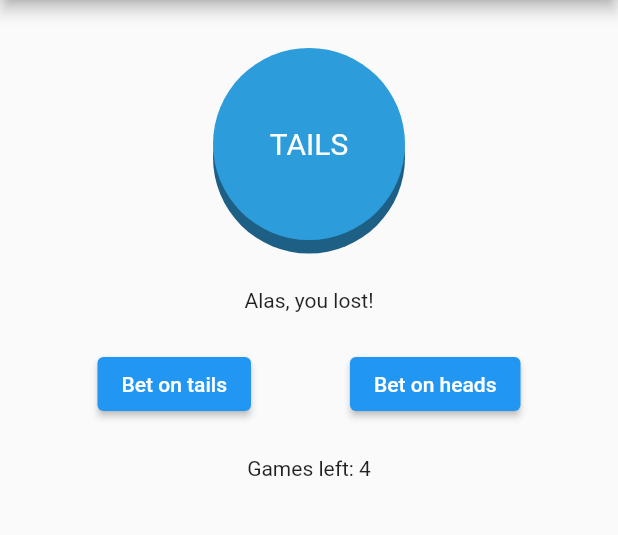
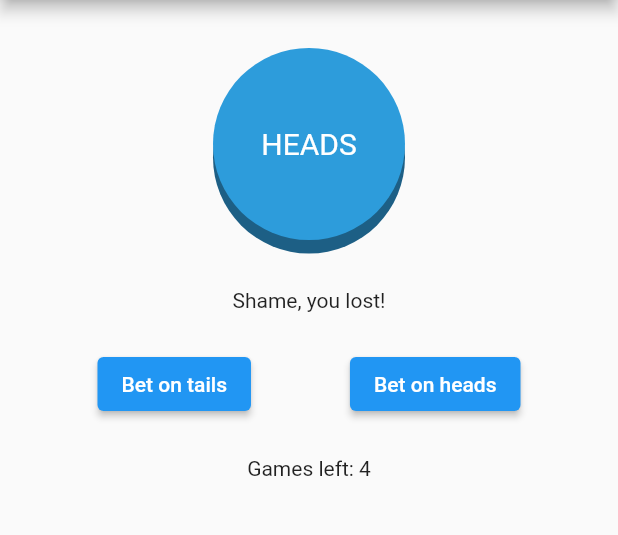
Before and after one commit to ddikman/headortails, a Flutter app: the GameScreen screen opened by its route, after a tap on "Bet on tails", on a phone screen of 412 x 824 dp, the part 84-619 px from its top. Run offline on Flutter 3.47's test engine with Material 2 defaults, Android fonts, the phone set to English and light mode, and no system bars; our stand-ins replace flutter_riverpod, get_it, riverpod.

Commit message:
Game state is now retained

```diff
--- a/lib/app_root.dart
+++ b/lib/app_root.dart
@@ -1,4 +1,5 @@
 import 'package:flutter/material.dart';
+import 'package:headortails/features/game/game_feature.dart';
 
 import 'package:headortails/routing/app_router.dart';
 import 'package:headortails/routing/app_routes.dart';
@@ -20,8 +21,13 @@ class _AppRootState extends State<AppRoot> {
 
   @override
   void initState() {
+    initialiseFeatures();
     initialiseRoutes();
     super.initState();
+  }
+
+  void initialiseFeatures() {
+    GameFeature().register();
   }
 
   void initialiseRoutes() {
--- /dev/null
+++ b/lib/features/game/game_feature.dart
@@ -0,0 +1,7 @@
+import 'package:headortails/services/feature_registration.dart';
+
+class GameFeature extends FeatureRegistration {
+  @override
+  void register() {
+  }
+}
--- a/lib/features/game/presentation/game_buttons_view.dart
+++ b/lib/features/game/presentation/game_buttons_view.dart
@@ -1,15 +1,25 @@
 import 'package:flutter/material.dart';
+import 'package:flutter_riverpod/flutter_riverpod.dart';
+import 'package:headortails/features/game/services/game_logic.dart';
+import 'package:headortails/features/game/state/did_win_state.dart';
+import 'package:headortails/features/game/state/last_result_state.dart';
 
-class GameButtonsView extends StatelessWidget {
+class GameButtonsView extends ConsumerWidget {
+
   const GameButtonsView({Key? key}) : super(key: key);
 
   @override
-  Widget build(BuildContext context) {
+  Widget build(BuildContext context, WidgetRef ref) {
+    final gameLogic = GameLogic(
+      didWin: ref.read(didWinProvider.notifier),
+      lastResult: ref.read(lastResultProvider.notifier)
+    );
+
     return Row(
       mainAxisAlignment: MainAxisAlignment.spaceAround,
       children: [
-        ElevatedButton(onPressed: () {}, child: const Text('Bet on tails')),
-        ElevatedButton(onPressed: () {}, child: const Text('Bet on heads'))
+        ElevatedButton(onPressed: () => gameLogic.betTails(), child: const Text('Bet on tails')),
+        ElevatedButton(onPressed: () => gameLogic.betHeads(), child: const Text('Bet on heads'))
       ],
     );
   }
--- a/lib/features/game/presentation/game_result_view.dart
+++ b/lib/features/game/presentation/game_result_view.dart
@@ -3,16 +3,20 @@ import 'package:headortails/design_system/constants/theme_colors.dart';
 import 'package:headortails/design_system/constants/theme_typography.dart';
 
 class GameResultView extends StatelessWidget {
-  const GameResultView({Key? key}) : super(key: key);
+  final String result;
+  final bool didWin;
+
+  const GameResultView({Key? key, required this.result, required this.didWin}) : super(key: key);
 
   @override
   Widget build(BuildContext context) {
+    final text = didWin ? 'Yeah, you got it right!' : 'Shame, you lost!';
     return Column(
-      children: const [
-        _CoinGraphic(text: 'TAILS'),
+      children: [
+        _CoinGraphic(text: result),
         Padding(
-          padding: EdgeInsets.only(top: 32.0),
-          child: Text('Alas, you lost!'),
+          padding: const EdgeInsets.only(top: 32.0),
+          child: Text(text),
         )
       ],
     );
--- a/lib/features/game/presentation/game_state_view.dart
+++ b/lib/features/game/presentation/game_state_view.dart
@@ -1,12 +1,20 @@
-import 'package:flutter/cupertino.dart';
+import 'package:flutter/material.dart';
+import 'package:flutter_riverpod/flutter_riverpod.dart';
 import 'package:headortails/features/game/presentation/game_result_view.dart';
+import 'package:headortails/features/game/state/did_win_state.dart';
+import 'package:headortails/features/game/state/last_result_state.dart';
 
-class GameStateView extends StatelessWidget {
+class GameStateView extends ConsumerWidget {
   const GameStateView({Key? key}) : super(key: key);
 
   @override
-  Widget build(BuildContext context) {
-    // return const Text('Tap either button below to start your game.');
-    return const GameResultView();
+  Widget build(BuildContext context, WidgetRef ref) {
+    final didWin = ref.watch(didWinProvider);
+    final lastResult = ref.watch(lastResultProvider);
+    if (didWin == null || lastResult == null) {
+      return const Text('Tap either button below to start your game.');
+    }
+
+    return GameResultView(didWin: didWin, result: lastResult);
   }
 }
--- a/lib/features/game/services/game_logic.dart
+++ b/lib/features/game/services/game_logic.dart
@@ -1,14 +1,18 @@
 import 'dart:math';
+
+import 'package:headortails/features/game/state/did_win_state.dart';
+import 'package:headortails/features/game/state/last_result_state.dart';
 
 class GameLogic {
   final _random = Random();
 
-  // add dependency for game history
-  // add dependency for game balance
-  // add dependency for game state
+  final DidWin didWin;
+  final LastResult lastResult;
 
   CoinSides? choice;
   CoinSides? result;
+
+  GameLogic({required this.didWin, required this.lastResult});
 
   void betTails() {
     choice = CoinSides.tails;
@@ -20,8 +24,19 @@ class GameLogic {
   }
 
   void _flip() {
-    result = _random.nextBool() ? CoinSides.tails : CoinSides.heads;
-    // set state
+    if (_random.nextBool()) {
+      lastResult.heads();
+      result = CoinSides.heads;
+    } else {
+      lastResult.tails();
+      result = CoinSides.tails;
+    }
+
+    if (result == choice) {
+      didWin.won();
+    } else {
+      didWin.lost();
+    }
   }
 }
 
--- /dev/null
+++ b/lib/features/game/state/did_win_state.dart
@@ -0,0 +1,17 @@
+import 'package:riverpod/riverpod.dart';
+
+final didWinProvider = StateNotifierProvider<DidWin, bool?>((ref) {
+  return DidWin();
+});
+
+class DidWin extends StateNotifier<bool?> {
+  DidWin(): super(null);
+
+  void won() {
+    state = true;
+  }
+
+  void lost() {
+    state = false;
+  }
+}
--- /dev/null
+++ b/lib/features/game/state/last_result_state.dart
@@ -0,0 +1,17 @@
+import 'package:riverpod/riverpod.dart';
+
+final lastResultProvider = StateNotifierProvider<LastResult, String?>((ref) {
+  return LastResult();
+});
+
+class LastResult extends StateNotifier<String?> {
+  LastResult(): super(null);
+
+  void tails() {
+    state = 'TAILS';
+  }
+
+  void heads() {
+    state = "HEADS";
+  }
+}
--- /dev/null
+++ b/lib/framework/service_locator.dart
@@ -0,0 +1,13 @@
+import 'package:get_it/get_it.dart';
+
+T getInstance<T extends Object>() {
+  return GetIt.instance.get<T>();
+}
+
+void registerSingleton<T extends Object>(T instance) {
+  GetIt.instance.registerSingleton(instance);
+}
+
+void registerFactory<T extends Object>(FactoryFunc<T> func) {
+  GetIt.instance.registerFactory(func);
+}
--- a/lib/main.dart
+++ b/lib/main.dart
@@ -1,7 +1,8 @@
 import 'package:flutter/material.dart';
+import 'package:flutter_riverpod/flutter_riverpod.dart';
 
 import 'app_root.dart';
 
 void main() {
-  runApp(const AppRoot());
+  runApp(const ProviderScope(child: AppRoot()));
 }
--- /dev/null
+++ b/lib/services/feature_registration.dart
@@ -0,0 +1,3 @@
+abstract class FeatureRegistration {
+  void register();
+}
```
Also changed, not shown: pubspec.yaml (+5 -70 lines), lib/features/game/state/game_state.dart (deleted), pubspec.lock.
